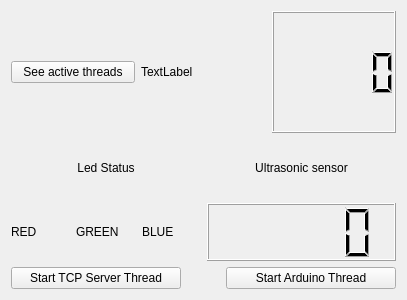
Qt form Server/server_GUI.ui (JaumeNB/Robot_controller) before a commit.
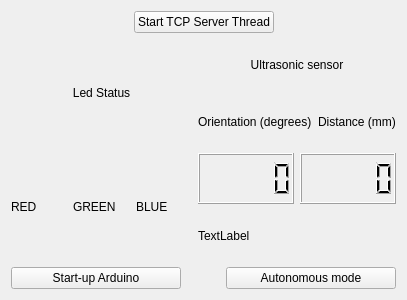
The same form after that commit.

Diff of the .ui file:
```diff
--- a/Server/server_GUI.ui
+++ b/Server/server_GUI.ui
@@ -17,21 +17,37 @@
    <item>
     <layout class="QHBoxLayout" name="horizontalLayout_2">
      <item>
-      <widget class="QPushButton" name="thread_btn">
-       <property name="text">
-        <string>See active threads</string>
+      <spacer name="horizontalSpacer">
+       <property name="orientation">
+        <enum>Qt::Horizontal</enum>
        </property>
-      </widget>
+       <property name="sizeHint" stdset="0">
+        <size>
+         <width>40</width>
+         <height>20</height>
+        </size>
+       </property>
+      </spacer>
      </item>
      <item>
-      <widget class="QLabel" name="threads_label">
+      <widget class="QPushButton" name="start_server_btn">
        <property name="text">
-        <string>TextLabel</string>
+        <string>Start TCP Server Thread</string>
        </property>
       </widget>
      </item>
      <item>
-      <widget class="QLCDNumber" name="threads_lcd"/>
+      <spacer name="horizontalSpacer_2">
+       <property name="orientation">
+        <enum>Qt::Horizontal</enum>
+       </property>
+       <property name="sizeHint" stdset="0">
+        <size>
+         <width>40</width>
+         <height>20</height>
+        </size>
+       </property>
+      </spacer>
      </item>
     </layout>
    </item>
@@ -89,7 +105,39 @@
         </widget>
        </item>
        <item>
-        <widget class="QLCDNumber" name="ultrasonic_lcd"/>
+        <layout class="QHBoxLayout" name="horizontalLayout_6">
+         <item>
+          <widget class="QLabel" name="orientation_label">
+           <property name="text">
+            <string>Orientation (degrees)</string>
+           </property>
+          </widget>
+         </item>
+         <item>
+          <widget class="QLabel" name="distance_label">
+           <property name="text">
+            <string>Distance (mm)</string>
+           </property>
+          </widget>
+         </item>
+        </layout>
+       </item>
+       <item>
+        <layout class="QHBoxLayout" name="horizontalLayout_5">
+         <item>
+          <widget class="QLCDNumber" name="orientation_lcd"/>
+         </item>
+         <item>
+          <widget class="QLCDNumber" name="distance_lcd"/>
+         </item>
+        </layout>
+       </item>
+       <item>
+        <widget class="QLabel" name="label">
+         <property name="text">
+          <string>TextLabel</string>
+         </property>
+        </widget>
        </item>
       </layout>
      </item>
@@ -100,17 +148,17 @@
      <property name="spacing">
       <number>45</number>
      </property>
-     <item>
-      <widget class="QPushButton" name="start_server_btn">
-       <property name="text">
-        <string>Start TCP Server Thread</string>
-       </property>
-      </widget>
-     </item>
      <item>
       <widget class="QPushButton" name="arduino_btn">
        <property name="text">
-        <string>Start Arduino Thread</string>
+        <string>Start-up Arduino</string>
+       </property>
+      </widget>
+     </item>
+     <item>
+      <widget class="QPushButton" name="pushButton">
+       <property name="text">
+        <string>Autonomous mode</string>
        </property>
       </widget>
      </item>
```
